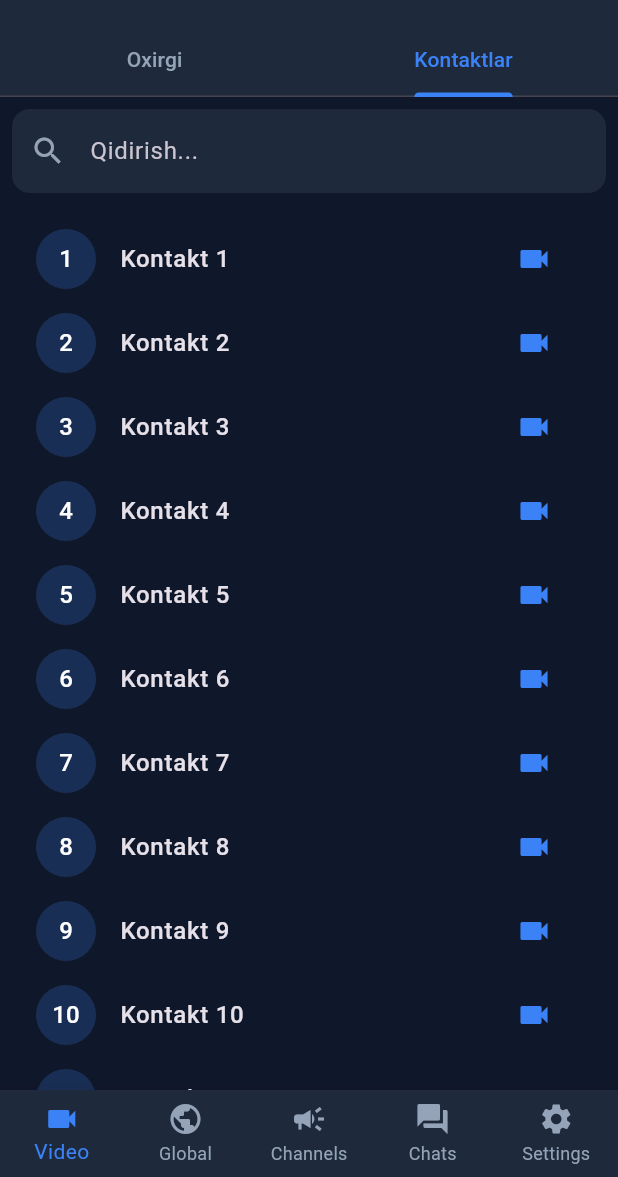
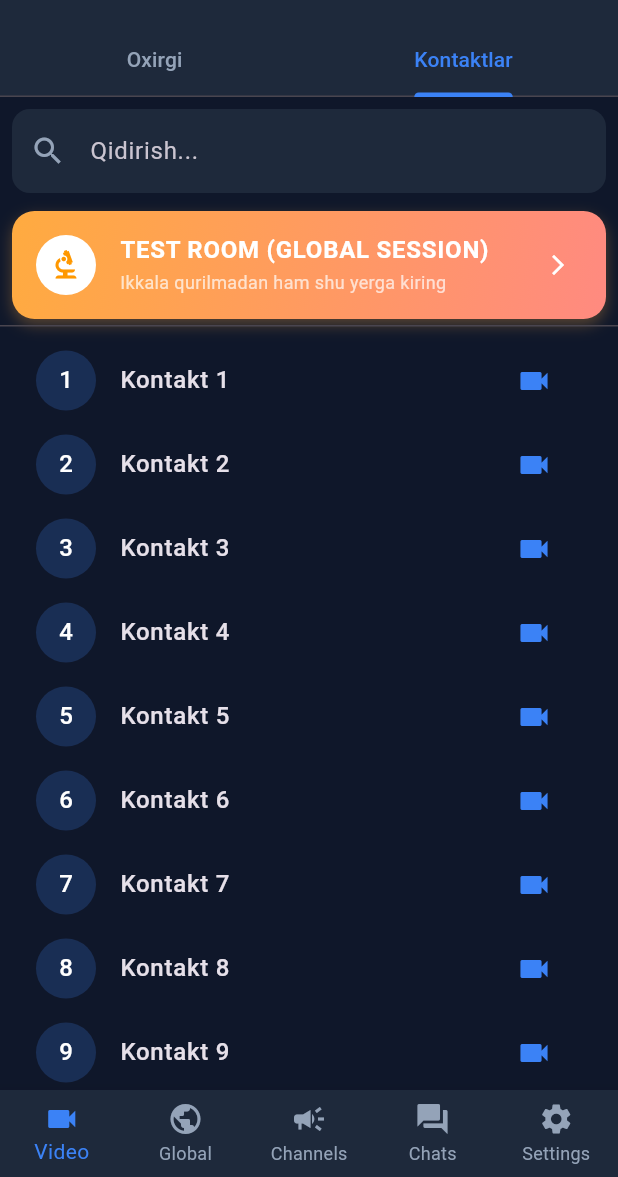
Before and after one commit to kvazar212121/hybrid_chat, a Flutter app: the screen it shows after launch, tab 2 chosen, on a phone screen of 412 x 824 dp, the part 59-1236 px from its top. Run offline on Flutter 3.47's test engine with Material 3 defaults, Android fonts, the phone set to English and light mode, and no system bars; our stand-ins replace flutter_tts, permission_handler; missing offline and left inert: flutter_webrtc, vosk_flutter; network calls fail.

Commit message:
Added TEST ROOM for global session and fixed build issues

```diff
--- a/lib/presentation/video_call/widgets/contacts_tab.dart
+++ b/lib/presentation/video_call/widgets/contacts_tab.dart
@@ -47,6 +47,61 @@ class _ContactsTabState extends State<ContactsTab> {
           ),
         ),
         Expanded(
+          child: Column(
+            children: [
+              // MAXSUS TEST XONASI
+              if (_searchQuery.isEmpty)
+                Padding(
+                  padding: const EdgeInsets.symmetric(horizontal: 8.0, vertical: 4.0),
+                  child: Container(
+                    decoration: BoxDecoration(
+                      gradient: LinearGradient(
+                        colors: [Colors.orangeAccent, Colors.redAccent.shade100],
+                        begin: Alignment.topLeft,
+                        end: Alignment.bottomRight,
+                      ),
+                      borderRadius: BorderRadius.circular(15),
+                      boxShadow: [
+                        BoxShadow(
+                          color: Colors.orangeAccent.withOpacity(0.3),
+                          blurRadius: 8,
+                          offset: const Offset(0, 4),
+                        )
+                      ],
+                    ),
+                    child: ListTile(
+                      leading: const CircleAvatar(
+                        backgroundColor: Colors.white,
+                        child: Icon(Icons.biotech, color: Colors.orange),
+                      ),
+                      title: const Text(
+                        "TEST ROOM (GLOBAL SESSION)",
+                        style: TextStyle(
+                          color: Colors.white,
+                          fontWeight: FontWeight.bold,
+                          letterSpacing: 0.5,
+                        ),
+                      ),
+                      subtitle: const Text(
+                        "Ikkala qurilmadan ham shu yerga kiring",
+                        style: TextStyle(color: Colors.white70, fontSize: 12),
+                      ),
+                      trailing: const Icon(Icons.arrow_forward_ios, color: Colors.white, size: 16),
+                      onTap: () => Navigator.push(
+                        context,
+                        MaterialPageRoute(
+                          builder: (_) => const ActiveCallScreen(
+                            userName: "TEST ROOM",
+                            myLang: "en", // Test uchun standart
+                            remoteLang: "ru",
+                          ),
+                        ),
+                      ),
+                    ),
+                  ),
+                ),
+              const Divider(height: 1),
+              Expanded(
                 child: filteredContacts.isEmpty
                     ? const Center(child: Text("Kontaktlar topilmadi"))
                     : ListView.builder(
@@ -55,16 +110,20 @@ class _ContactsTabState extends State<ContactsTab> {
                         itemBuilder: (context, index) {
                           final userName = filteredContacts[index];
                           final isSelected = widget.selectedContacts.contains(userName);
-                    final originalIndex = widget.contacts.indexOf(userName) + 1; // Fix index display
+                          final originalIndex = widget.contacts.indexOf(userName) + 1;
 
                           return ListTile(
                             selected: isSelected,
                             selectedTileColor: AppColors.primary.withAlpha(50),
                             leading: GestureDetector(
-                        onTap: () => widget.isSelectionMode ? widget.toggleSelection(userName, false) : widget.showUserMenu(userName, false),
+                              onTap: () => widget.isSelectionMode
+                                  ? widget.toggleSelection(userName, false)
+                                  : widget.showUserMenu(userName, false),
                               child: CircleAvatar(
                                 backgroundColor: isSelected ? AppColors.primary : Colors.blueAccent.withAlpha(50),
-                          child: isSelected ? const Icon(Icons.check, color: Colors.white) : Text('$originalIndex', style: const TextStyle(color: Colors.white)),
+                                child: isSelected
+                                    ? const Icon(Icons.check, color: Colors.white)
+                                    : Text('$originalIndex', style: const TextStyle(color: Colors.white)),
                               ),
                             ),
                             title: Text(userName, style: const TextStyle(fontWeight: FontWeight.w500)),
@@ -72,12 +131,18 @@ class _ContactsTabState extends State<ContactsTab> {
                                 ? null
                                 : IconButton(
                                     icon: const Icon(Icons.videocam, color: AppColors.primary),
-                              onPressed: () => Navigator.push(context, MaterialPageRoute(builder: (_) => ActiveCallScreen(userName: userName))),
+                                    onPressed: () => Navigator.push(
+                                        context, MaterialPageRoute(builder: (_) => ActiveCallScreen(userName: userName))),
                                   ),
                             onLongPress: () => widget.toggleSelection(userName, false),
-                      onTap: () => widget.isSelectionMode ? widget.toggleSelection(userName, false) : widget.showUserMenu(userName, false),
+                            onTap: () => widget.isSelectionMode
+                                ? widget.toggleSelection(userName, false)
+                                : widget.showUserMenu(userName, false),
                           );
                         },
+                      ),
+              ),
+            ],
           ),
         ),
       ],
```
Also changed, not shown: pubspec.yaml (+6 -1 lines), pubspec.lock. Lines whose indentation alone changed are shown as unchanged.
